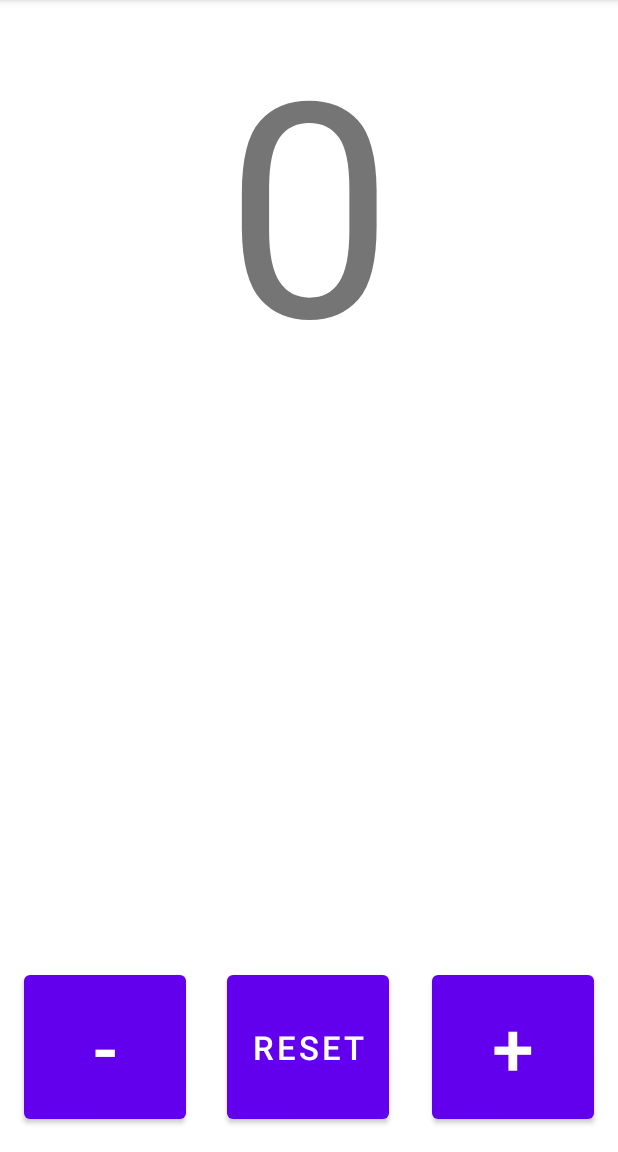
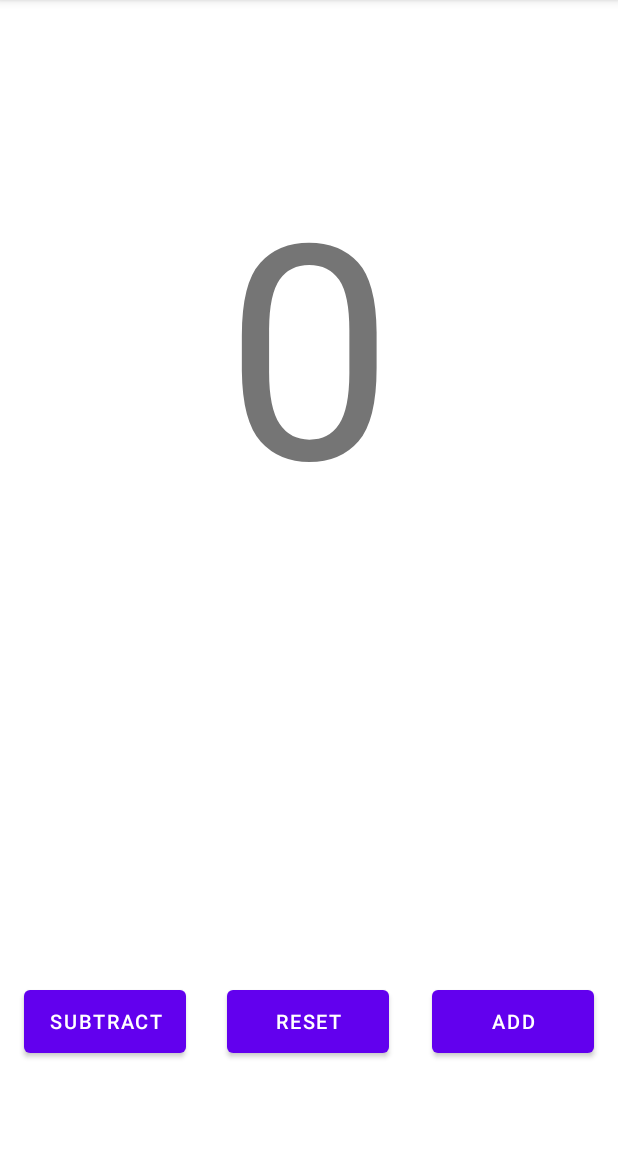
Before and after one commit to WesleyFord/Button-Counter-WesFord, an Android app: the screen it shows after launch (MainActivity), on a phone screen of 412 x 824 dp, the part 84-1236 px from its top. Run offline under Robolectric (Android 15) with nearby library versions, the light colour scheme and no system bars.

Commit message:
Updated layouts

```diff
--- a/app/src/main/AndroidManifest.xml
+++ b/app/src/main/AndroidManifest.xml
@@ -12,7 +12,6 @@
 
         <activity
             android:name="com.example.button_counter_wesford.MainActivity"
-            android:configChanges="orientation|screenSize"
             android:label="@string/app_name">
             <intent-filter>
                 <action android:name="android.intent.action.MAIN" />
--- a/app/src/main/java/com/example/button_counter_wesford/MainActivity.java
+++ b/app/src/main/java/com/example/button_counter_wesford/MainActivity.java
@@ -39,10 +39,6 @@ public class MainActivity extends AppCompatActivity implements View.OnClickListe
         subtractButton = (Button) this.findViewById(R.id.subtract_button);
         resetButton = (Button) this.findViewById(R.id.reset_button);
 
-        addButton.setText("+");
-        resetButton.setText("Reset");
-        subtractButton.setText("-");
-
         addButton.setOnClickListener(this);
         subtractButton.setOnClickListener(this);
         resetButton.setOnClickListener(this);
@@ -54,7 +50,21 @@ public class MainActivity extends AppCompatActivity implements View.OnClickListe
 
     }
 
-    //Look into onStart, onResume, onPause, onStop, onRestart, and onDestroy methods and log stuff
+    //Save and restore info thanks to https://android.jlelse.eu/handling-orientation-changes-in-android-7072958c442a
+    @Override
+    protected void onSaveInstanceState(final Bundle outState) {
+        super.onSaveInstanceState(outState);
+
+        outState.putInt("counter", counter);
+    }
+
+    @Override
+    protected void onRestoreInstanceState(final Bundle savedInstanceState) {
+        super.onRestoreInstanceState(savedInstanceState);
+
+        counter = savedInstanceState.getInt("counter");
+        display.setText(String.valueOf(counter));
+    }
 
     @Override
     public void onClick(View v) {
--- a/app/src/main/res/layout-land/activity_main.xml
+++ b/app/src/main/res/layout-land/activity_main.xml
@@ -12,50 +12,51 @@
 
         <Button
             android:id="@+id/subtract_button"
-            android:layout_width="108dp"
-            android:layout_height="108dp"
-            android:layout_marginStart="16dp"
-            android:layout_marginBottom="16dp"
-            android:text="-"
+            android:layout_width="149dp"
+            android:layout_height="52dp"
+            android:layout_marginStart="60dp"
+            android:layout_marginBottom="36dp"
+            android:text="@string/subBtn"
             android:textAlignment="center"
-            android:textSize="50sp"
+            android:textSize="20sp"
             app:layout_constraintBottom_toBottomOf="parent"
             app:layout_constraintStart_toStartOf="parent" />
 
         <Button
             android:id="@+id/reset_button"
-            android:layout_width="108dp"
-            android:layout_height="108dp"
-            android:layout_marginBottom="16dp"
-            android:text="RESET"
+            android:layout_width="149dp"
+            android:layout_height="52dp"
+            android:layout_marginBottom="36dp"
+            android:text="@string/resetBtn"
             android:textAlignment="center"
-            android:textSize="22sp"
+            android:textSize="20sp"
             app:layout_constraintBottom_toBottomOf="parent"
             app:layout_constraintEnd_toStartOf="@+id/add_button"
-            app:layout_constraintHorizontal_bias="0.486"
             app:layout_constraintStart_toEndOf="@+id/subtract_button" />
 
         <Button
             android:id="@+id/add_button"
-            android:layout_width="108dp"
-            android:layout_height="108dp"
-            android:layout_marginEnd="16dp"
-            android:layout_marginBottom="16dp"
-            android:text="+"
+            android:layout_width="149dp"
+            android:layout_height="52dp"
+            android:layout_marginEnd="60dp"
+            android:layout_marginBottom="36dp"
+            android:text="@string/addBtn"
             android:textAlignment="center"
-            android:textSize="50sp"
+            android:textSize="20sp"
             app:layout_constraintBottom_toBottomOf="parent"
             app:layout_constraintEnd_toEndOf="parent" />
 
         <TextView
             android:id="@+id/display"
-            android:layout_width="801dp"
-            android:layout_height="266dp"
+            android:layout_width="729dp"
+            android:layout_height="251dp"
             android:textAlignment="center"
             android:textSize="150sp"
+            app:layout_constraintBottom_toBottomOf="parent"
             app:layout_constraintEnd_toEndOf="parent"
             app:layout_constraintStart_toStartOf="parent"
-            app:layout_constraintTop_toTopOf="parent" />
+            app:layout_constraintTop_toTopOf="parent"
+            app:layout_constraintVertical_bias="0.021" />
 
     </androidx.constraintlayout.widget.ConstraintLayout>
 </LinearLayout>
--- a/app/src/main/res/layout/activity_main.xml
+++ b/app/src/main/res/layout/activity_main.xml
@@ -13,21 +13,23 @@
         <Button
             android:id="@+id/subtract_button"
             android:layout_width="108dp"
-            android:layout_height="108dp"
+            android:layout_height="54dp"
             android:layout_marginStart="16dp"
-            android:layout_marginBottom="16dp"
+            android:layout_marginBottom="60dp"
+            android:text="@string/subBtn"
             android:textAlignment="center"
-            android:textSize="50sp"
+            android:textSize="13sp"
             app:layout_constraintBottom_toBottomOf="parent"
             app:layout_constraintStart_toStartOf="parent" />
 
         <Button
         android:id="@+id/reset_button"
         android:layout_width="108dp"
-            android:layout_height="108dp"
-            android:layout_marginBottom="16dp"
+        android:layout_height="54dp"
+        android:layout_marginBottom="60dp"
+        android:text="@string/resetBtn"
         android:textAlignment="center"
-            android:textSize="22sp"
+        android:textSize="13sp"
         app:layout_constraintBottom_toBottomOf="parent"
         app:layout_constraintEnd_toStartOf="@+id/add_button"
         app:layout_constraintHorizontal_bias="0.486"
@@ -36,11 +38,12 @@
         <Button
             android:id="@+id/add_button"
             android:layout_width="108dp"
-            android:layout_height="108dp"
+            android:layout_height="54dp"
             android:layout_marginEnd="16dp"
-            android:layout_marginBottom="16dp"
+            android:layout_marginBottom="60dp"
+            android:text="@string/addBtn"
             android:textAlignment="center"
-            android:textSize="50sp"
+            android:textSize="13sp"
             app:layout_constraintBottom_toBottomOf="parent"
             app:layout_constraintEnd_toEndOf="parent" />
 
@@ -50,9 +53,11 @@
             android:layout_height="368dp"
             android:textAlignment="center"
             android:textSize="200sp"
+            app:layout_constraintBottom_toBottomOf="parent"
             app:layout_constraintEnd_toEndOf="parent"
             app:layout_constraintStart_toStartOf="parent"
-            tools:layout_editor_absoluteY="148dp" />
+            app:layout_constraintTop_toTopOf="parent"
+            app:layout_constraintVertical_bias="0.236" />
 
     </androidx.constraintlayout.widget.ConstraintLayout>
 </LinearLayout>
--- a/app/src/main/res/values/strings.xml
+++ b/app/src/main/res/values/strings.xml
@@ -1,3 +1,6 @@
 <resources>
     <string name="app_name">Button-Counter-WesFord</string>
+    <string name="addBtn">Add</string>
+    <string name="subBtn">Subtract</string>
+    <string name="resetBtn">Reset</string>
 </resources>
```
Also changed, not shown: 1 other file. Lines whose indentation alone changed are shown as unchanged.
